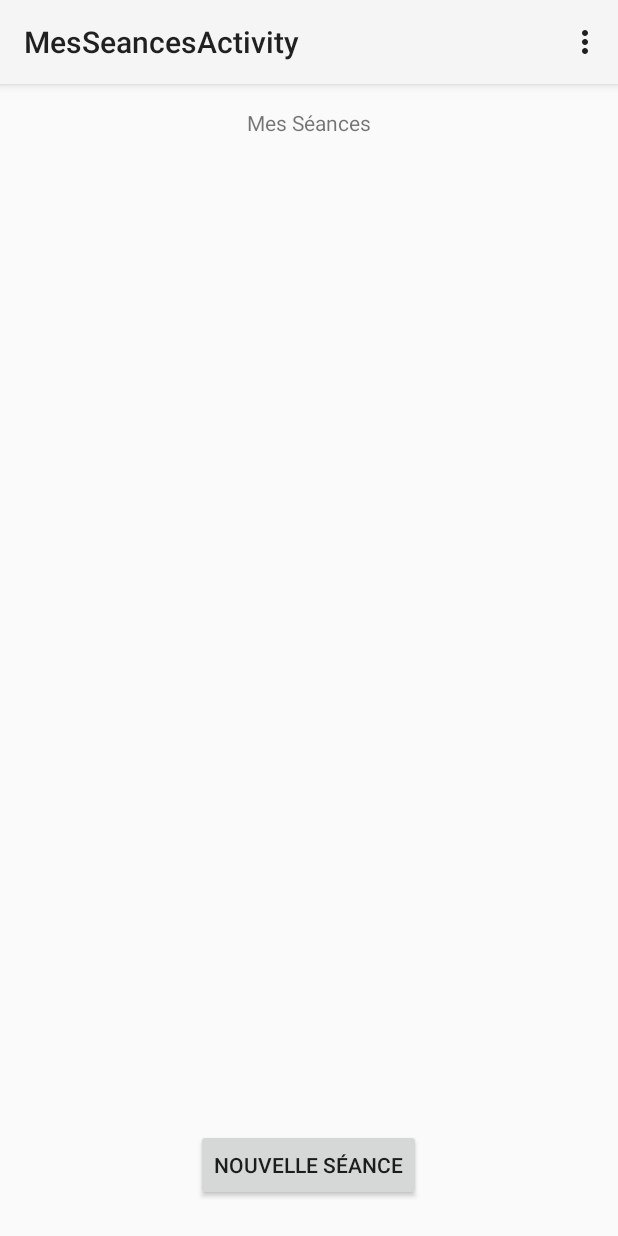
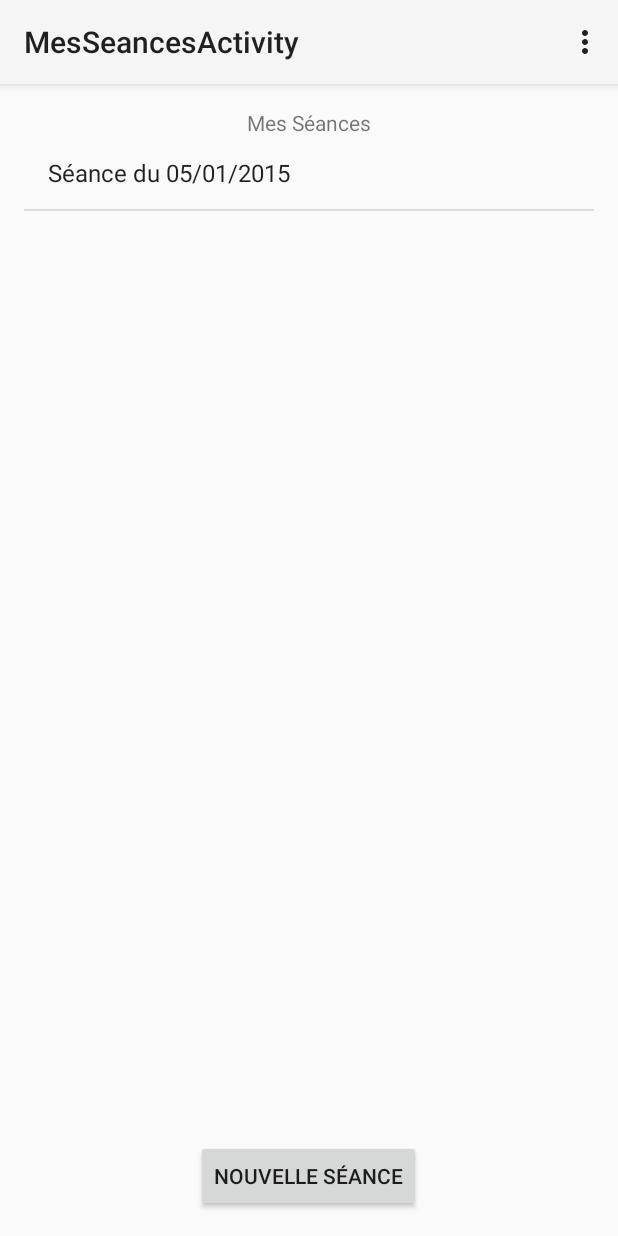
Before and after one commit to Snake4100/Muscu, an Android app: the MesSeancesActivity screen opened directly, with no data from a screen before it, in the options menu, after a tap on "Settings", on a phone screen of 412 x 824 dp. Run offline under Robolectric (Android 15) with nearby library versions, the phone set to English and light mode, and no system bars.

Commit message:
Ajout type exercice + mise à jours liste seance et exercice

```diff
--- a/app/src/main/java/com/muscu/benjamin/muscu/Entity/Seance.java
+++ b/app/src/main/java/com/muscu/benjamin/muscu/Entity/Seance.java
@@ -104,6 +104,11 @@ public class Seance implements Parcelable {
         this.exercices.add(exercice);
     }
 
+    public String toString()
+    {
+        return this.nom;
+    }
+
     @Override
     public int describeContents() {
         return 0;
--- a/app/src/main/java/com/muscu/benjamin/muscu/ExerciceActivity.java
+++ b/app/src/main/java/com/muscu/benjamin/muscu/ExerciceActivity.java
@@ -106,7 +106,6 @@ public class ExerciceActivity extends Activity {
         });
 
     }
-
 
     @TargetApi(Build.VERSION_CODES.LOLLIPOP)
     private void alertConfigurationExercice(Seance laSeanceEnCours,TypeExercice typeExercice) {
--- a/app/src/main/java/com/muscu/benjamin/muscu/MesSeancesActivity.java
+++ b/app/src/main/java/com/muscu/benjamin/muscu/MesSeancesActivity.java
@@ -6,8 +6,12 @@ import android.os.Bundle;
 import android.view.Menu;
 import android.view.MenuItem;
 import android.view.View;
+import android.widget.AdapterView;
+import android.widget.ArrayAdapter;
 import android.widget.Button;
 import android.widget.LinearLayout;
+import android.widget.ListView;
+import android.widget.ScrollView;
 
 import com.muscu.benjamin.muscu.DAO.DAOBase;
 import com.muscu.benjamin.muscu.DAO.SeanceDAO;
@@ -19,8 +23,8 @@ import java.util.List;
 
 public class MesSeancesActivity extends Activity {
 
-    private List<Button> lesBoutonsSeance = new ArrayList<Button>();
     private SeanceDAO seanceDAO;
+    private ArrayAdapter<Seance> seancesAdapter;
 
     @Override
     protected void onCreate(Bundle savedInstanceState) {
@@ -28,32 +32,24 @@ public class MesSeancesActivity extends Activity {
         setContentView(R.layout.activity_mes_seances);
 
         /* *********************** A SUPPRIMER ************************ */
-        //this.getBaseContext().deleteDatabase("database.muscu");
+        ///////////////this.getBaseContext().deleteDatabase("database.muscu");
         /* *********************** A SUPPRIMER ************************ */
 
         this.seanceDAO = new SeanceDAO(this.getBaseContext());
         this.seanceDAO.open();
 
-        LinearLayout listLayout = (LinearLayout) findViewById(R.id.listButton);
-
-
-        //for(final Seance seance : donneesTest.getSeances()){
-        for (final Seance seance : this.seanceDAO.getAll()) {
-            Button bouton = new Button(this);
-            bouton.setText(seance.getNom());
-
-            bouton.setOnClickListener(new View.OnClickListener() {
-                public void onClick(View v) {
-                    Intent intent = new Intent(MesSeancesActivity.this, com.muscu.benjamin.muscu.SeanceActivity.class);
-                    intent.putExtra("seance", seance);
-                    startActivity(intent);
-                }
-            });
-
-            this.lesBoutonsSeance.add(bouton);
-            listLayout.addView(bouton);
-
-        }
+        //on crée l'adapter de la listeview des seances
+        this.seancesAdapter = new ArrayAdapter<Seance>(this, android.R.layout.simple_list_item_1, this.seanceDAO.getAll());
+        ListView listSeances = (ListView) findViewById(R.id.listView_mesSeances);
+        listSeances.setAdapter(this.seancesAdapter);
+        listSeances.setOnItemClickListener(new AdapterView.OnItemClickListener() {
+            @Override
+            public void onItemClick(AdapterView<?> parent, View view, int position, long id) {
+                Intent intent = new Intent(MesSeancesActivity.this, com.muscu.benjamin.muscu.SeanceActivity.class);
+                intent.putExtra("seance", MesSeancesActivity.this.seancesAdapter.getItem(position));
+                startActivity(intent);
+            }
+        });
 
 
         Button buttonNewSeance = (Button) findViewById(R.id.button_newSeance);
@@ -64,6 +60,14 @@ public class MesSeancesActivity extends Activity {
             }
         });
 
+    }
+
+    @Override
+    protected void onResume() {
+        super.onResume();
+
+        this.seancesAdapter.clear();
+        this.seancesAdapter.addAll(this.seanceDAO.getAll());
     }
 
     @Override
--- a/app/src/main/java/com/muscu/benjamin/muscu/SeanceActivity.java
+++ b/app/src/main/java/com/muscu/benjamin/muscu/SeanceActivity.java
@@ -84,6 +84,20 @@ public class SeanceActivity extends Activity {
         });
 
 
+        //on creer le liste adapter avec les exercices
+        this.seancesAdapter = new ArrayAdapter<Exercice>(this, android.R.layout.simple_list_item_1, this.laSeance.getExercices());
+        ListView listExercice = (ListView) findViewById(R.id.listExerciceSeance);
+        listExercice.setAdapter(this.seancesAdapter);
+        listExercice.setOnItemClickListener(new AdapterView.OnItemClickListener() {
+            @Override
+            public void onItemClick(AdapterView<?> parent, View view, int position, long id) {
+
+                Intent intent = new Intent(SeanceActivity.this, ExerciceActivity.class);
+                intent.putExtra("exercice", SeanceActivity.this.seancesAdapter.getItem(position));
+                startActivity(intent);
+            }
+        });
+
     }
 
     //http://stackoverflow.com/questions/15762905/how-to-display-list-view-in-alert-dialog-in-android
@@ -130,19 +144,10 @@ public class SeanceActivity extends Activity {
         //on récupère ses exercices
         this.laSeance.setExercices(this.daoExercice.getSeanceExercices(this.laSeance));
 
-        //on creer le liste adapter avec les exercices
-        this.seancesAdapter = new ArrayAdapter<Exercice>(this, android.R.layout.simple_list_item_1, this.laSeance.getExercices());
-        ListView listExercice = (ListView) findViewById(R.id.listExerciceSeance);
-        listExercice.setAdapter(this.seancesAdapter);
-        listExercice.setOnItemClickListener(new AdapterView.OnItemClickListener() {
-            @Override
-            public void onItemClick(AdapterView<?> parent, View view, int position, long id) {
+        this.seancesAdapter.clear();
+        this.seancesAdapter.addAll(this.laSeance.getExercices());
 
-                Intent intent = new Intent(SeanceActivity.this, ExerciceActivity.class);
-                intent.putExtra("exercice", SeanceActivity.this.seancesAdapter.getItem(position));
-                startActivity(intent);
-            }
-        });
+
 
     }
 
--- a/app/src/main/res/layout/activity_mes_seances.xml
+++ b/app/src/main/res/layout/activity_mes_seances.xml
@@ -5,12 +5,6 @@
     android:paddingTop="@dimen/activity_vertical_margin"
     android:paddingBottom="@dimen/activity_vertical_margin"
     tools:context="com.muscu.benjamin.muscu.MesSeancesActivity">
-
-    <LinearLayout
-        android:orientation="vertical"
-        android:layout_width="fill_parent"
-        android:layout_height="fill_parent"
-        android:weightSum="1">
 
     <TextView
         android:layout_width="wrap_content"
@@ -21,19 +15,12 @@
         android:layout_centerHorizontal="true"
         android:layout_gravity="center_horizontal" />
 
-        <ScrollView
-            android:layout_width="match_parent"
-            android:layout_height="327dp"
-            android:id="@+id/scrollView"
-            android:layout_below="@+id/textView"
-            android:layout_weight="0.98">
-
-            <LinearLayout
-                android:orientation="vertical"
-                android:layout_width="fill_parent"
-                android:layout_height="fill_parent"
-                android:id="@+id/listButton"></LinearLayout>
-        </ScrollView>
+    <ListView
+        android:layout_width="wrap_content"
+        android:layout_height="343dp"
+        android:id="@+id/listView_mesSeances"
+        android:layout_above="@+id/button_newSeance"
+        android:layout_below="@+id/textView" />
 
     <Button
         android:layout_width="wrap_content"
@@ -43,5 +30,4 @@
         android:layout_alignParentBottom="true"
         android:layout_centerHorizontal="true"
         android:layout_gravity="center_horizontal" />
-    </LinearLayout>
 </RelativeLayout>
```
Also changed, not shown: app/src/main/java/com/muscu/benjamin/muscu/DAO/TypeExerciceDAO.java (+41 -2 lines). Lines whose indentation alone changed are shown as unchanged.
